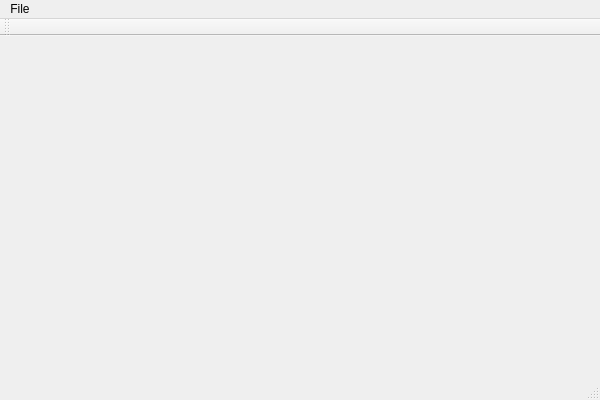
This is EncodingConverter/encodingconverter.ui in iBakuman/EncodingConverter as Qt 5 draws it before an edit. The edited form follows.
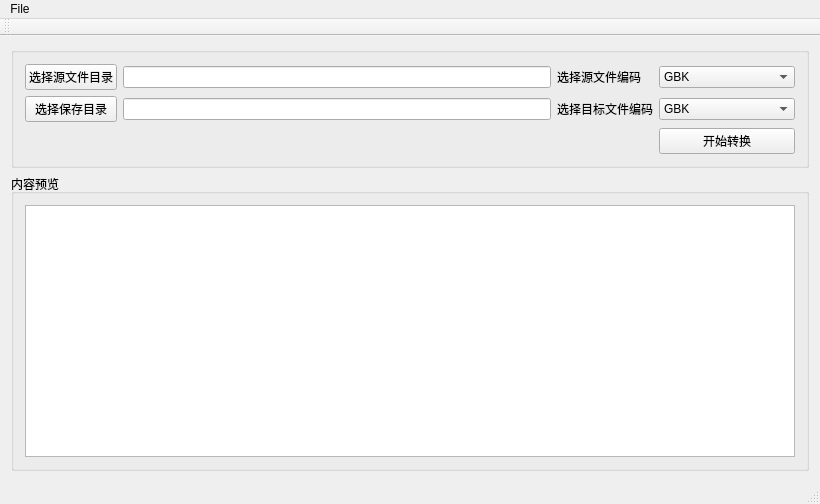
This is the edited form.

Commit message: 最初始的版本

```diff
--- a/EncodingConverter/encodingconverter.ui
+++ b/EncodingConverter/encodingconverter.ui
@@ -6,20 +6,147 @@
    <rect>
     <x>0</x>
     <y>0</y>
-    <width>600</width>
-    <height>400</height>
+    <width>820</width>
+    <height>504</height>
    </rect>
   </property>
   <property name="windowTitle">
    <string>EncodingConverter</string>
   </property>
-  <widget class="QWidget" name="centralWidget"/>
+  <widget class="QWidget" name="centralWidget">
+   <layout class="QVBoxLayout" name="verticalLayout">
+    <item>
+     <widget class="QGroupBox" name="groupBox_2">
+      <property name="title">
+       <string/>
+      </property>
+      <layout class="QGridLayout" name="gridLayout">
+       <item row="0" column="0">
+        <widget class="QPushButton" name="btnSrcDir">
+         <property name="sizePolicy">
+          <sizepolicy hsizetype="Preferred" vsizetype="Preferred">
+           <horstretch>0</horstretch>
+           <verstretch>0</verstretch>
+          </sizepolicy>
+         </property>
+         <property name="text">
+          <string>选择源文件目录</string>
+         </property>
+        </widget>
+       </item>
+       <item row="0" column="1">
+        <widget class="QLineEdit" name="srcDirText">
+         <property name="readOnly">
+          <bool>true</bool>
+         </property>
+        </widget>
+       </item>
+       <item row="0" column="2">
+        <widget class="QLabel" name="label">
+         <property name="text">
+          <string>选择源文件编码</string>
+         </property>
+        </widget>
+       </item>
+       <item row="0" column="3">
+        <widget class="QComboBox" name="cboSrcEn">
+         <item>
+          <property name="text">
+           <string>GBK</string>
+          </property>
+         </item>
+         <item>
+          <property name="text">
+           <string>UTF-8 with BOM</string>
+          </property>
+         </item>
+         <item>
+          <property name="text">
+           <string>UTF-8 without BOM</string>
+          </property>
+         </item>
+        </widget>
+       </item>
+       <item row="1" column="0">
+        <widget class="QPushButton" name="btnDstDir">
+         <property name="sizePolicy">
+          <sizepolicy hsizetype="Preferred" vsizetype="Preferred">
+           <horstretch>0</horstretch>
+           <verstretch>0</verstretch>
+          </sizepolicy>
+         </property>
+         <property name="text">
+          <string>选择保存目录</string>
+         </property>
+        </widget>
+       </item>
+       <item row="1" column="1">
+        <widget class="QLineEdit" name="dstDirText">
+         <property name="readOnly">
+          <bool>true</bool>
+         </property>
+        </widget>
+       </item>
+       <item row="1" column="2">
+        <widget class="QLabel" name="label_2">
+         <property name="text">
+          <string>选择目标文件编码</string>
+         </property>
+        </widget>
+       </item>
+       <item row="1" column="3">
+        <widget class="QComboBox" name="cboDstEn">
+         <item>
+          <property name="text">
+           <string>GBK</string>
+          </property>
+         </item>
+         <item>
+          <property name="text">
+           <string>UTF-8 with BOM</string>
+          </property>
+         </item>
+         <item>
+          <property name="text">
+           <string>UTF-8 without BOM</string>
+          </property>
+         </item>
+        </widget>
+       </item>
+       <item row="2" column="3">
+        <widget class="QPushButton" name="btnStart">
+         <property name="text">
+          <string>开始转换</string>
+         </property>
+        </widget>
+       </item>
+      </layout>
+     </widget>
+    </item>
+    <item>
+     <widget class="QGroupBox" name="groupBox">
+      <property name="title">
+       <string>内容预览</string>
+      </property>
+      <layout class="QHBoxLayout" name="horizontalLayout">
+       <item>
+        <widget class="QTextEdit" name="textEdit">
+         <property name="readOnly">
+          <bool>true</bool>
+         </property>
+        </widget>
+       </item>
+      </layout>
+     </widget>
+    </item>
+   </layout>
+  </widget>
   <widget class="QMenuBar" name="menuBar">
    <property name="geometry">
     <rect>
      <x>0</x>
      <y>0</y>
-     <width>600</width>
+     <width>820</width>
      <height>23</height>
     </rect>
    </property>
```
The commit also changes 2 other files.
